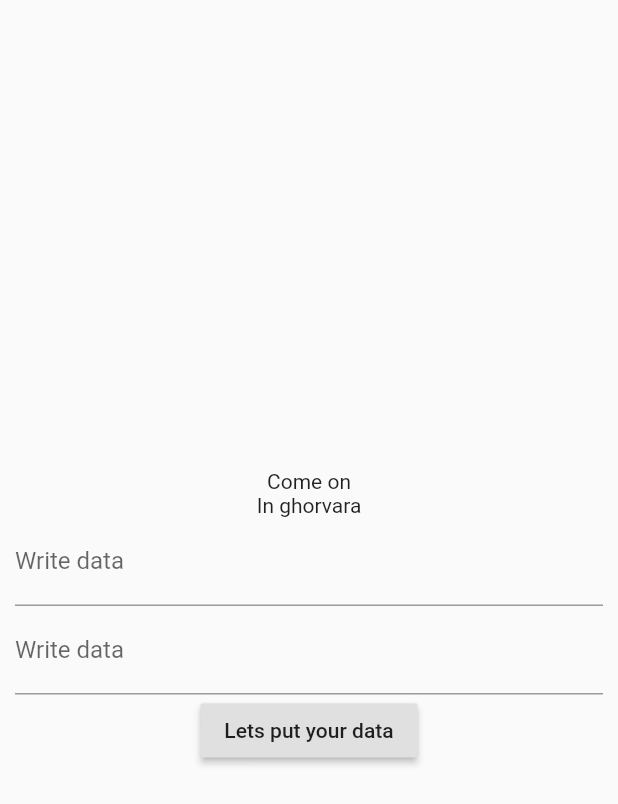
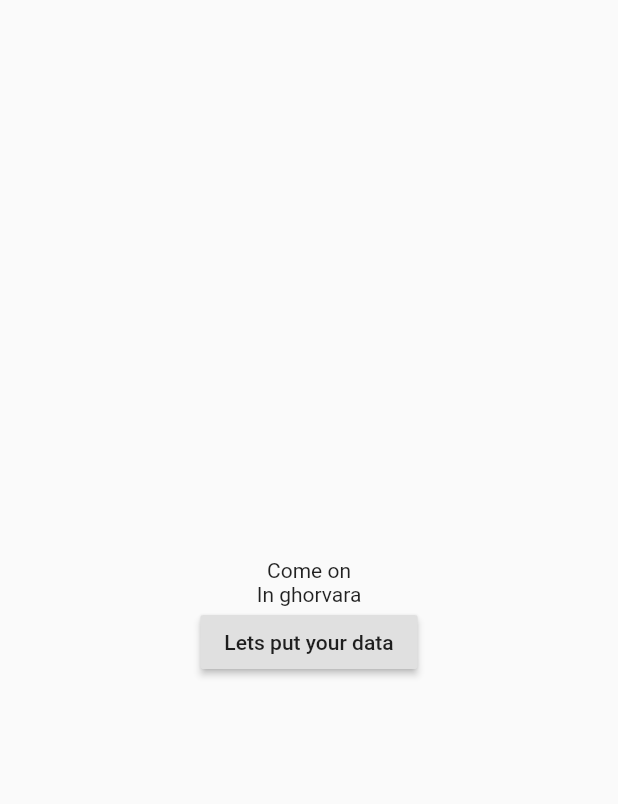
Before and after one commit to hedayet13/ghorvara, a Flutter app: the screen it shows after launch, on a phone screen of 412 x 824 dp. Shown: the top 804 px of the screen. Run offline on Flutter 3.47's test engine with Material 2 defaults, Android fonts, the phone set to English and light mode, and no system bars.

```diff
--- a/lib/main.dart
+++ b/lib/main.dart
@@ -40,16 +40,7 @@ class _MyHomePageState extends State<MyHomePage> {
                 children: [
                   Text("Come on"),
                   Text("In ghorvara"),
-                  TextFormField(
-                    decoration: InputDecoration(
-                      labelText: "Write data"
-                    ),
-                  ),
-                  TextFormField(
-                    decoration: InputDecoration(
-                      labelText: "Write data"
-                    ),
-                  ),
+                  // ignore: deprecated_member_use
                   RaisedButton(onPressed: (){
                     Navigator.push(context, MaterialPageRoute(builder: (context)=>chart()));
                   },
```
Also changed, not shown: lib/chart.dart (+29 -10 lines).
